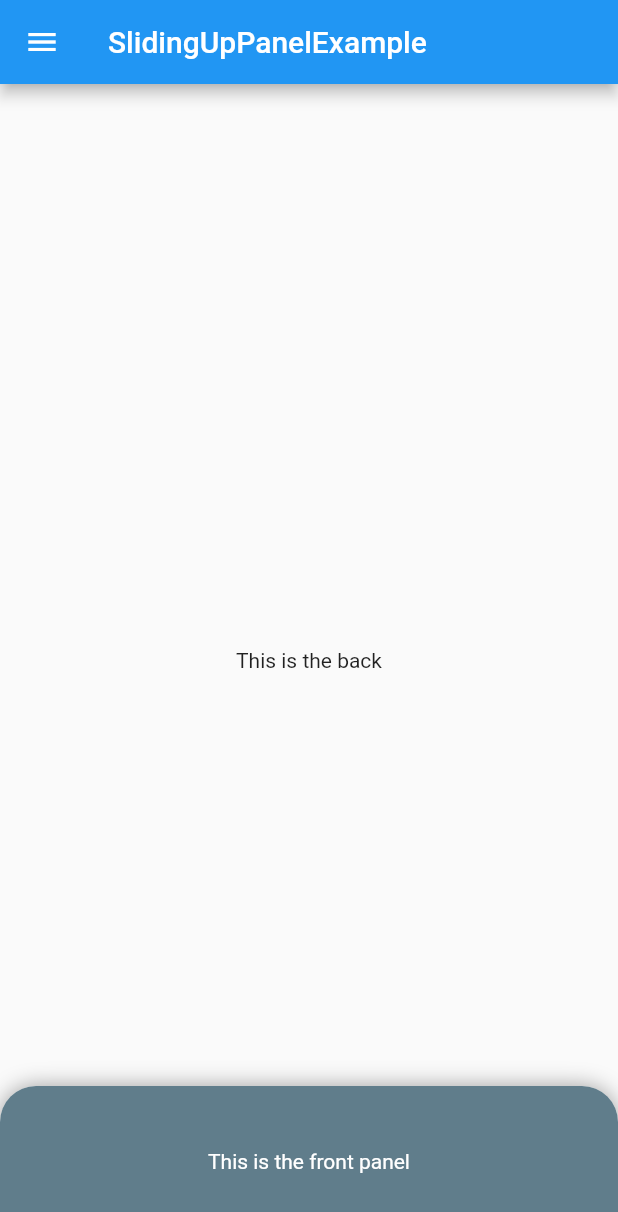
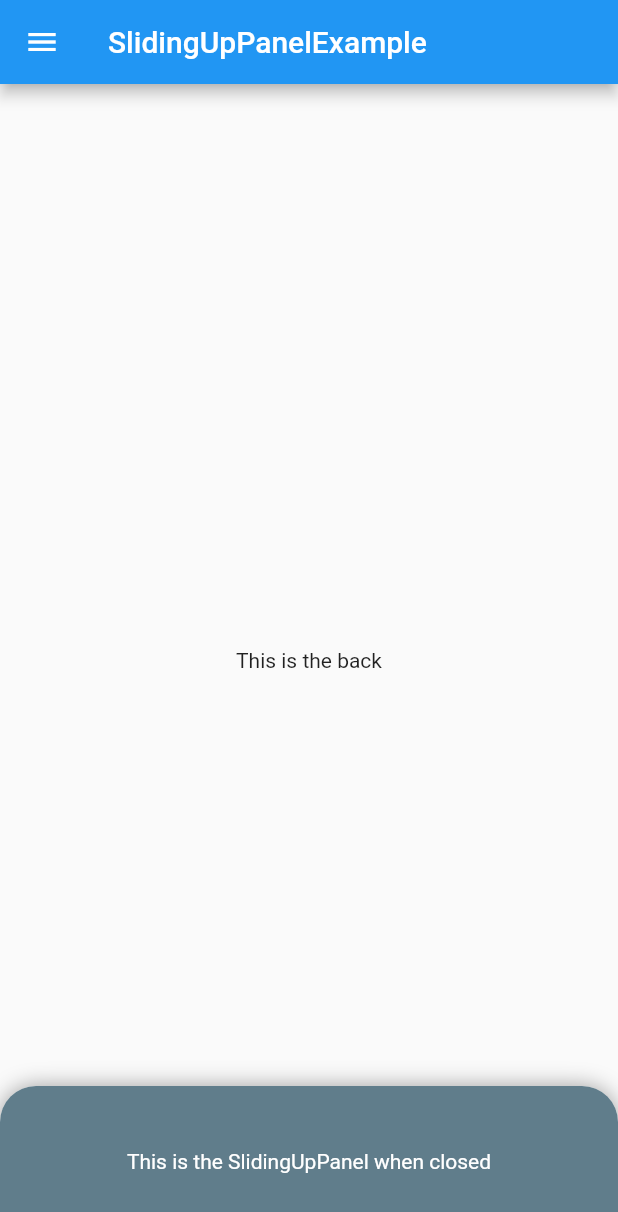
Before and after one commit to akshathjain/sliding_up_panel, a Flutter app: the screen it shows after launch, on a phone screen of 412 x 824 dp. Shown: the top 1212 px of the screen. Run offline on Flutter 3.47's test engine with Material 2 defaults, Android fonts, the phone set to English and light mode, and no system bars.

Commit message:
changed example text to better reflect actual widgets

```diff
--- a/example/lib/main.dart
+++ b/example/lib/main.dart
@@ -52,10 +52,11 @@ class _HomePageState extends State<HomePage> {
           borderRadius: BorderRadius.only(topLeft: Radius.circular(24.0), topRight: Radius.circular(24.0)),
         ),
         child: Center(
-          child: Text("This is the front panel", style: TextStyle(color: Colors.white),),
+          child: Text("This is the SlidingUpPanel when closed", style: TextStyle(color: Colors.white),),
         ),
       ),
       frontFull: _full(),
+      panelHeightCollapsed: 100.0,
       panelHeightOpen: 500.0,//MediaQuery.of(context).size.height,
     );
   }
@@ -70,7 +71,7 @@ class _HomePageState extends State<HomePage> {
         child: Column(
           mainAxisAlignment: MainAxisAlignment.center,
           children: <Widget>[
-            Text("This is the sliding panel"),
+            Text("This is the SlidingUpPanel when open"),
           ],
         ),
       ),
```
